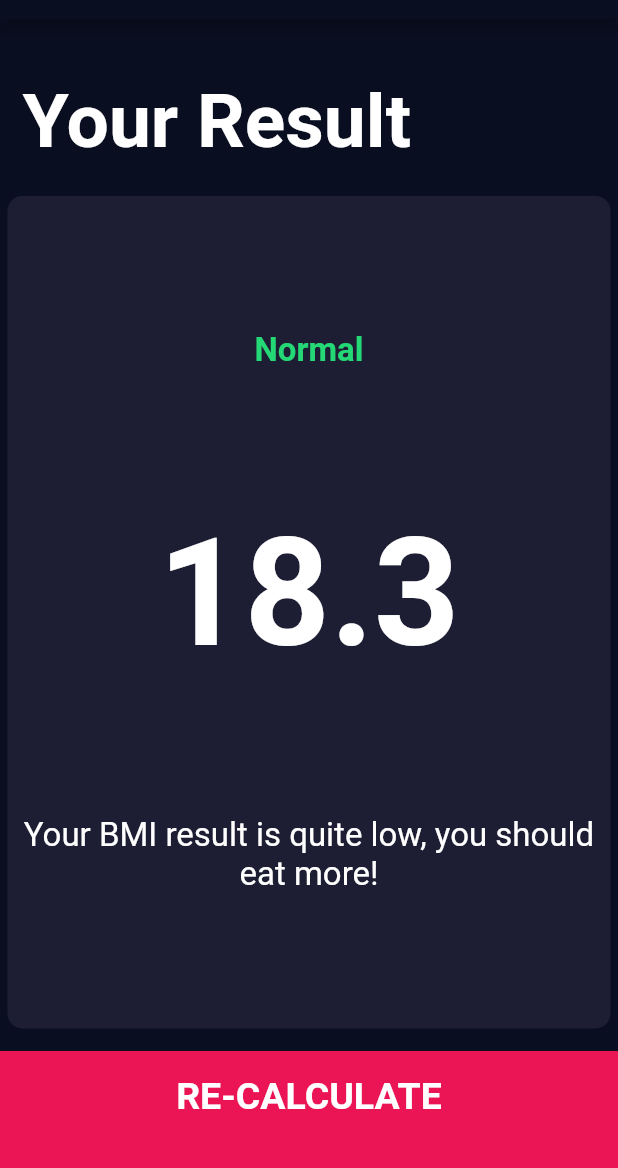
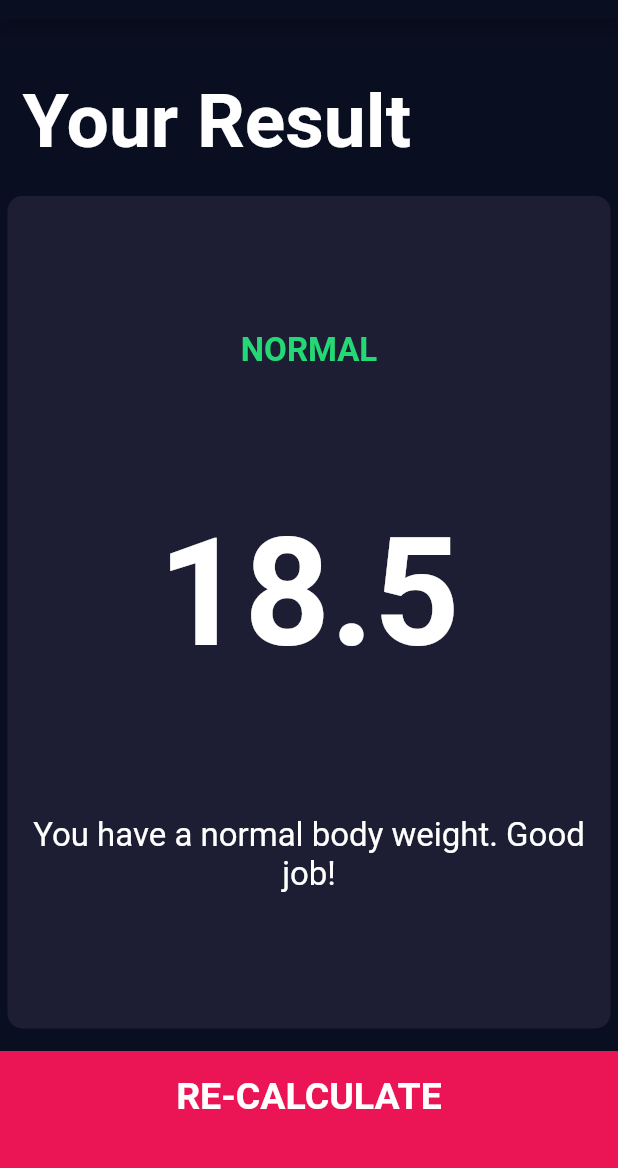
Before and after one commit to Hyeon1445/BMI-calculator-flutter, a Flutter app: the screen it shows after launch, after a tap on "CALCULATE", on a phone screen of 412 x 824 dp, the part 65-1233 px from its top. Run offline on Flutter 3.47's test engine with Material 2 defaults, Android fonts, the phone set to English and light mode, and no system bars; our stand-ins replace font_awesome_flutter.

Commit message:
136. Adding the BMI Calculator Functionality

```diff
--- /dev/null
+++ b/lib/screens/calculator_brain.dart
@@ -0,0 +1,33 @@
+import 'dart:math';
+
+class CalculatorBrain {
+  CalculatorBrain({this.height, this.weight});
+  final int height;
+  final int weight;
+  double _bmi;
+
+  String calculateBMI() {
+    _bmi = weight / pow(height / 100, 2);
+    return _bmi.toStringAsFixed(1);
+  }
+
+  String getResult() {
+    if (_bmi >= 25) {
+      return 'OverWeight';
+    } else if (_bmi > 18.5) {
+      return 'Normal';
+    } else {
+      return 'UnderWeight';
+    }
+  }
+
+  String getInterpretation() {
+    if (_bmi >= 25) {
+      return 'You have a higher than normal body weight. Try to exercise more.';
+    } else if (_bmi > 18.5) {
+      return 'You have a normal body weight. Good job!';
+    } else {
+      return 'You have a lower than normal body weight. You can eat a bit more.';
+    }
+  }
+}
--- a/lib/screens/input_page.dart
+++ b/lib/screens/input_page.dart
@@ -7,6 +7,7 @@ import '../constants.dart';
 import 'results_page.dart';
 import '../components/bottom_button.dart';
 import '../components/round_icon_button.dart';
+import 'calculator_brain.dart';
 
 enum Gender {
   male,
@@ -216,10 +217,18 @@ class _InputPageState extends State<InputPage> {
           BottomButton(
             buttonTitle: 'CALCULATE',
             onTap: () {
+              CalculatorBrain calc = CalculatorBrain(
+                height: height,
+                weight: weight,
+              );
               Navigator.push(
                 context,
                 MaterialPageRoute(
-                  builder: (context) => ResultsPage(),
+                  builder: (context) => ResultsPage(
+                    bmiResult: calc.calculateBMI(),
+                    resultText: calc.getResult(),
+                    interpretation: calc.getInterpretation(),
+                  ),
                 ),
               );
             },
--- a/lib/screens/results_page.dart
+++ b/lib/screens/results_page.dart
@@ -4,6 +4,14 @@ import '../components/reusable_card.dart';
 import 'package:bmi_calculator/components/bottom_button.dart';
 
 class ResultsPage extends StatelessWidget {
+  ResultsPage(
+      {@required this.interpretation,
+      @required this.bmiResult,
+      @required this.resultText});
+  final String bmiResult;
+  final String resultText;
+  final String interpretation;
+
   @override
   Widget build(BuildContext context) {
     return Scaffold(
@@ -30,15 +38,15 @@ class ResultsPage extends StatelessWidget {
                 crossAxisAlignment: CrossAxisAlignment.center,
                 children: <Widget>[
                   Text(
-                    'Normal',
+                    resultText.toUpperCase(),
                     style: kResultTextStyle,
                   ),
                   Text(
-                    '18.3',
+                    bmiResult,
                     style: kBMITextStyle,
                   ),
                   Text(
-                    'Your BMI result is quite low, you should eat more!',
+                    interpretation,
                     style: kBodyTextStyle,
                     textAlign: TextAlign.center,
                   )
```
